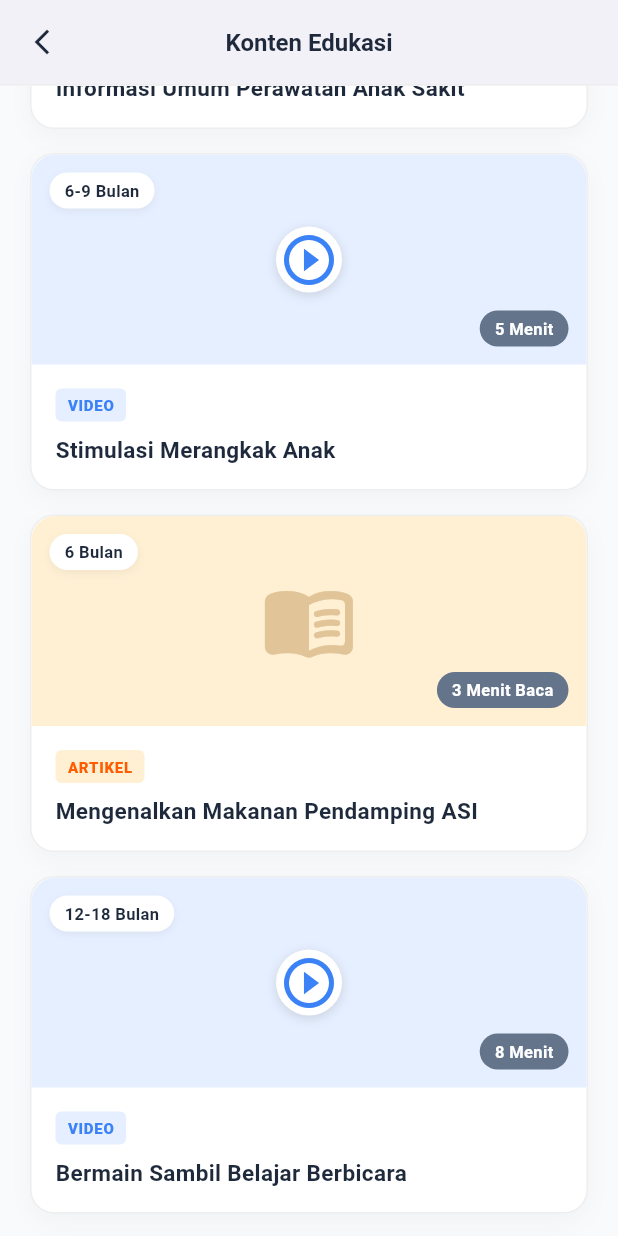
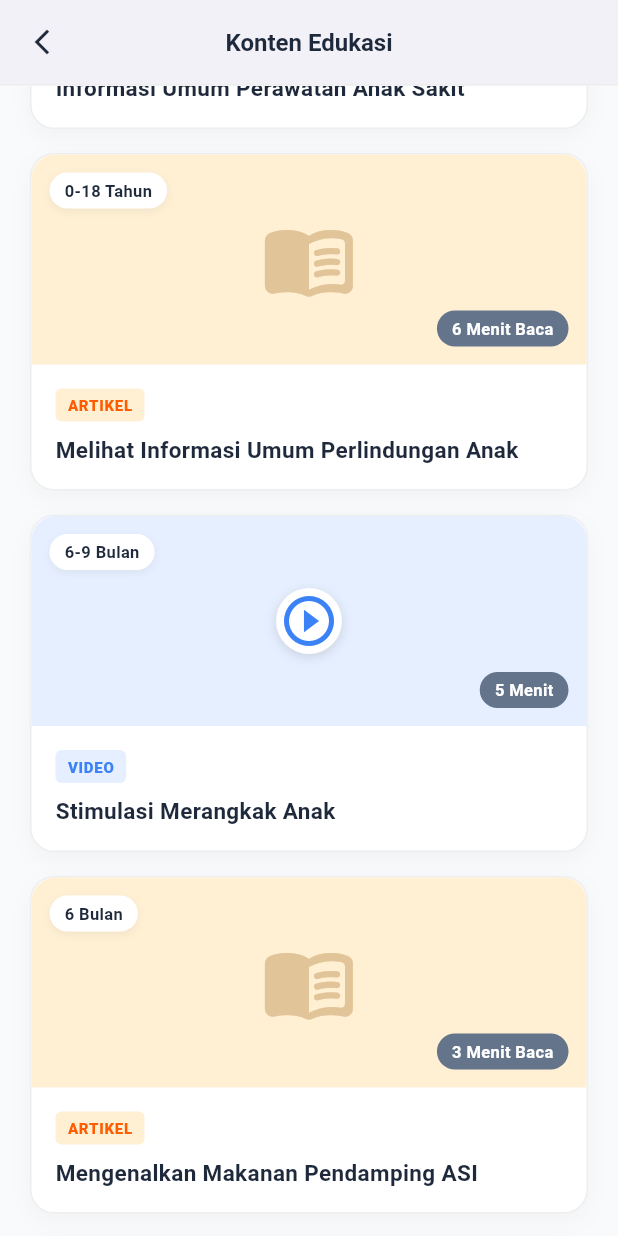
Before and after one commit to pangeranS29/TA-PA2-PA3-Project, a Flutter app: the EdukasiScreen screen opened directly, scrolled down 1152 dp, on a phone screen of 412 x 824 dp. Run offline on Flutter 3.47's test engine with Material 3 defaults, Android fonts, the phone set to English and light mode, and no system bars; our stand-ins replace fl_chart, flutter_local_notifications, flutter_timezone, shared_preferences, timezone; accounts and stored records are empty.

Commit message:
konten edukasi

```diff
--- a/TA-PA2/mobile/kia_app/lib/features/edukasi/presentation/screens/edukasi_detail_screen.dart
+++ b/TA-PA2/mobile/kia_app/lib/features/edukasi/presentation/screens/edukasi_detail_screen.dart
@@ -178,6 +178,43 @@ class _EdukasiDetailScreenState extends State<EdukasiDetailScreen> {
             'Utamakan cairan, nutrisi, istirahat, dan pemantauan gejala secara berkala.',
             'Jangan memberikan antibiotik tanpa resep tenaga kesehatan.',
             'Kenali tanda bahaya dan segera ke fasilitas kesehatan bila muncul.',
+          ],
+        );
+      case 'Melihat Informasi Umum Perlindungan Anak':
+        return const _EdukasiArticle(
+          ringkasan:
+              'Buku KIA menekankan bahwa setiap anak berhak mendapatkan perlindungan, pengasuhan penuh kasih, dan lingkungan yang aman. Orang tua perlu mengenali risiko kekerasan, penelantaran, serta langkah pelaporan bila anak terancam.',
+          tutorialLangkah: [
+            'Bangun komunikasi harian dengan anak agar ia merasa aman bercerita.',
+            'Ajarkan anak mengenali bagian tubuh pribadi dan batas sentuhan yang tidak boleh dilanggar.',
+            'Pastikan anak selalu dalam pengawasan orang dewasa tepercaya di rumah, sekolah, dan lingkungan bermain.',
+            'Pantau perubahan perilaku anak seperti takut berlebihan, murung, atau menolak bertemu orang tertentu.',
+            'Jika ada dugaan kekerasan atau penelantaran, segera cari bantuan ke puskesmas, guru, kader, atau layanan perlindungan anak setempat.',
+          ],
+          bagian: [
+            _ArticleSection(
+              judul: 'Prinsip perlindungan anak di rumah',
+              poin: [
+                'Gunakan pengasuhan tanpa kekerasan fisik maupun verbal.',
+                'Buat aturan rumah yang jelas, konsisten, dan sesuai usia anak.',
+                'Dengarkan pendapat anak dan validasi perasaannya.',
+                'Jaga identitas serta privasi anak, termasuk saat memakai media sosial.',
+              ],
+            ),
+            _ArticleSection(
+              judul: 'Tanda anak perlu perlindungan segera',
+              poin: [
+                'Ada luka berulang dengan penjelasan yang tidak jelas.',
+                'Anak tampak ketakutan, menarik diri, atau terjadi perubahan perilaku mendadak.',
+                'Anak mengeluh nyeri pada area sensitif atau mengungkap pengalaman tidak nyaman.',
+                'Segera laporkan ke fasilitas kesehatan/otoritas perlindungan anak agar mendapat penanganan cepat.',
+              ],
+            ),
+          ],
+          yangPerluDiingat: [
+            'Perlindungan anak dimulai dari rumah: aman, hangat, dan bebas kekerasan.',
+            'Komunikasi terbuka membantu anak berani melapor saat merasa tidak aman.',
+            'Jangan menunda mencari bantuan profesional jika ada tanda kekerasan atau penelantaran.',
           ],
         );
       default:
--- a/TA-PA2/mobile/kia_app/lib/features/edukasi/presentation/screens/edukasi_screen.dart
+++ b/TA-PA2/mobile/kia_app/lib/features/edukasi/presentation/screens/edukasi_screen.dart
@@ -37,6 +37,12 @@ class _EdukasiScreenState extends State<EdukasiScreen>
       'ageText': 'Semua Umur',
       'durationText': '7 Menit Baca',
       'title': 'Informasi Umum Perawatan Anak Sakit',
+    },
+    {
+      'type': 'ARTIKEL',
+      'ageText': '0-18 Tahun',
+      'durationText': '6 Menit Baca',
+      'title': 'Melihat Informasi Umum Perlindungan Anak',
     },
     {
       'type': 'VIDEO',
```
